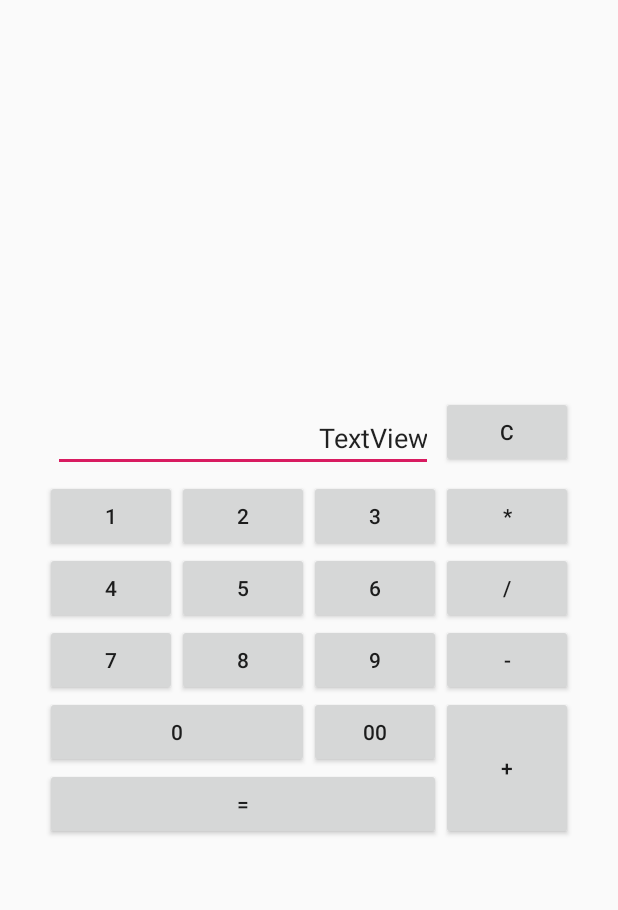
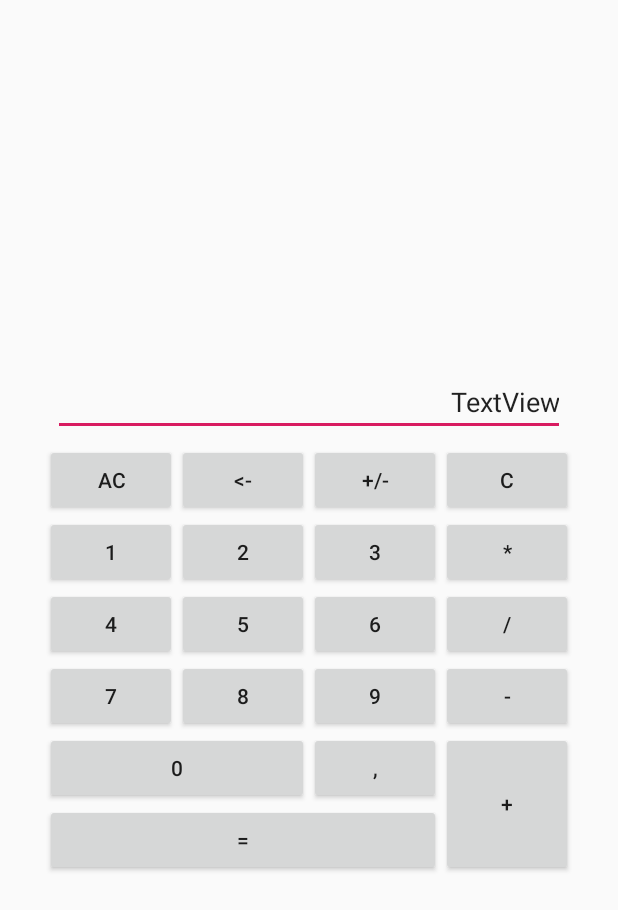
Before and after one commit to chydikO/Lesson_7, an Android app: the screen it shows after launch (MainActivity), on a phone screen of 412 x 824 dp. Shown: the top 910 px of the screen. Run offline under Robolectric (Android 15) with nearby library versions, the light colour scheme and no system bars; our stand-ins replace ButterKnife.

Commit message:
add function arithmeticOperation(Button button)

```diff
--- a/app/src/main/java/com/javabegin/lesson_7/MainActivity.java
+++ b/app/src/main/java/com/javabegin/lesson_7/MainActivity.java
@@ -6,6 +6,7 @@ import android.os.Bundle;
 import android.widget.Button;
 import android.widget.TextView;
 
+import java.util.EnumMap;
 import java.util.List;
 
 import butterknife.BindView;
@@ -25,8 +26,18 @@ public class MainActivity extends AppCompatActivity {
 
     private String inputArea = "";
     private static final String ZERO = "0";
+    private OperationType operationType;
+
     @BindView(R.id.textViewResult) TextView textViewResult;
-    @BindViews({ R.id.btn_addition, R.id.btn_division, R.id.btn_double_zero,
+    @BindView(R.id.btn_clear_left) Button btnClearLeft;
+    @BindView(R.id.btn_addition) Button btnAddition;
+    @BindView(R.id.btn_division) Button btnDivision;
+    @BindView(R.id.btn_multiplication) Button btnMultiplication;
+    @BindView(R.id.btn_subtraction) Button btnSubtraction;
+
+    private EnumMap<Symbol, Object> commands = new EnumMap<Symbol, Object>(Symbol.class);
+
+    @BindViews({ R.id.btn_addition, R.id.btn_division, R.id.btn_coma,
                 R.id.btn_eight, R.id.btn_five, R.id.btn_four, R.id.btn_multiplication, R.id.btn_nine,
                 R.id.btn_one, R.id.btn_result, R.id.btn_seven, R.id.btn_six, R.id.btn_subtraction,
                 R.id.btn_three, R.id.btn_two, R.id.btn_zero})
@@ -36,9 +47,19 @@ public class MainActivity extends AppCompatActivity {
         super.onCreate(savedInstanceState);
         setContentView(R.layout.activity_main);
         ButterKnife.bind(this);
+
+        init();
     }
 
-    @OnClick({ R.id.btn_addition, R.id.btn_division, R.id.btn_double_zero,
+    private void init() {
+        btnClearLeft.setText("<-");
+        btnAddition.setTag(OperationType.ADDITION);
+        btnDivision.setTag(OperationType.DIVISION);
+        btnMultiplication.setTag(OperationType.MULTIPLICATION);
+        btnSubtraction.setTag(OperationType.SUBTRACTION);
+    }
+
+    @OnClick({ R.id.btn_addition, R.id.btn_division, R.id.btn_coma,
             R.id.btn_eight, R.id.btn_five, R.id.btn_four, R.id.btn_multiplication, R.id.btn_nine,
             R.id.btn_one, R.id.btn_result, R.id.btn_seven, R.id.btn_six, R.id.btn_subtraction,
             R.id.btn_three, R.id.btn_two, R.id.btn_zero, R.id.btn_clear }) void buttonClick(Button button) {
@@ -48,12 +69,14 @@ public class MainActivity extends AppCompatActivity {
             case R.id.btn_division:
             case R.id.btn_multiplication:
             case R.id.btn_subtraction:
-            case R.id.btn_result:
                 arithmeticOperation(button);
                 break;
             case R.id.btn_clear:
                 inputArea = ZERO;
                 textViewResult.setText(inputArea);
+                break;
+            case R.id.btn_result:
+                arithmeticOperation(button);
                 break;
             default:
                 inputArea += button.getContentDescription().toString();
@@ -63,7 +86,20 @@ public class MainActivity extends AppCompatActivity {
     }
 
     private void arithmeticOperation(Button button) {
-        inputArea += button.getContentDescription().toString();
-        textViewResult.setText(inputArea);
+        operationType = (OperationType) button.getTag();
+        if (!commands.containsKey(Symbol.OPERATION)) {
+            if (!commands.containsKey(Symbol.FIRST_DIGIT)) {
+                commands.put(Symbol.FIRST_DIGIT, textViewResult.getText());
+            }
+            commands.put(Symbol.OPERATION, operationType);
+        } else if (commands.containsKey(Symbol.SECOND_DIGIT)) {
+            commands.put(Symbol.SECOND_DIGIT, textViewResult.getText());
+            doCalc();
+            commands.put(Symbol.OPERATION, operationType);
+            commands.remove(Symbol.SECOND_DIGIT);
+        }
+    }
+
+    private void doCalc() {
     }
 }
--- /dev/null
+++ b/app/src/main/java/com/javabegin/lesson_7/OperationType.java
@@ -0,0 +1,8 @@
+package com.javabegin.lesson_7;
+
+enum OperationType {
+    ADDITION,
+    DIVISION,
+    MULTIPLICATION,
+    SUBTRACTION
+}
--- /dev/null
+++ b/app/src/main/java/com/javabegin/lesson_7/Symbol.java
@@ -0,0 +1,7 @@
+package com.javabegin.lesson_7;
+
+public enum Symbol {
+    FIRST_DIGIT,
+    OPERATION,
+    SECOND_DIGIT
+}
--- a/app/src/main/res/layout/activity_main.xml
+++ b/app/src/main/res/layout/activity_main.xml
@@ -13,13 +13,26 @@
         android:layout_height="wrap_content"
         android:layout_row="0"
         android:layout_column="0"
-        android:layout_columnSpan="3"
+        android:layout_columnSpan="4"
         android:layout_gravity="fill"
         android:gravity="center|right"
         android:layout_margin="5dp"
         android:text="TextView"
         android:enabled="true"
         android:cursorVisible="false" />
+
+    <Button
+        android:id="@+id/btn_all_clear"
+        android:contentDescription="AC"
+        android:text="AC" />
+
+    <Button
+        android:id="@+id/btn_clear_left" />
+
+    <Button
+        android:id="@+id/btn_sign"
+        android:contentDescription="+/-"
+        android:text="+/-" />
 
     <Button
         android:id="@+id/btn_clear"
@@ -83,9 +96,9 @@
         android:layout_columnSpan="2"
         android:text="0" />
     <Button
-        android:id="@+id/btn_double_zero"
-        android:contentDescription= "00"
-        android:text="00" />
+        android:id="@+id/btn_coma"
+        android:contentDescription= ","
+        android:text="," />
     <Button
         android:id="@+id/btn_addition"
         android:contentDescription= "+"
```
